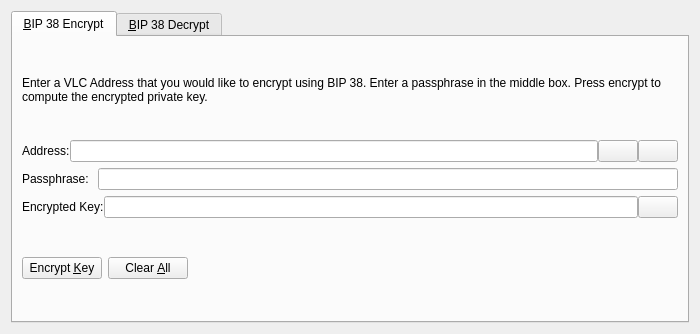
Above: src/qt/forms/bip38tooldialog.ui from Jeean007/Vulcoin before the change. Below: the same form after it.
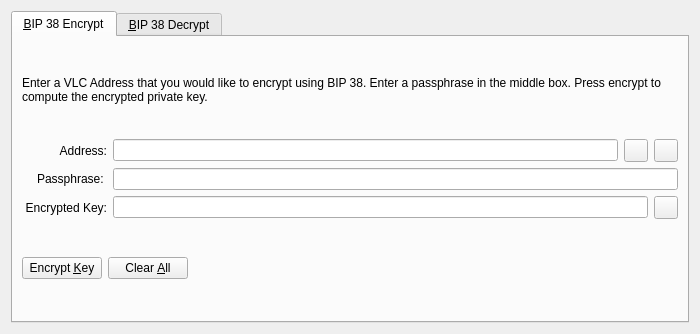
That is the form after the change. The open tabs and pages were chosen to show the change. Icons and pictures are not drawn. Custom widgets are drawn as their Qt base class.

```diff
--- a/src/qt/forms/bip38tooldialog.ui
+++ b/src/qt/forms/bip38tooldialog.ui
@@ -42,11 +42,17 @@
        </item>
        <item>
         <layout class="QHBoxLayout" name="horizontalLayout_1_ENC">
-         <property name="spacing">
-          <number>0</number>
-         </property>
          <item>
           <widget class="QLabel" name="label_5">
+           <property name="alignment">
+            <set>Qt::AlignRight|Qt::AlignTrailing|Qt::AlignVCenter</set>
+           </property>
+           <property name="minimumSize">
+            <size>
+             <width>85</width>
+             <height>0</height>
+            </size>
+           </property>
            <property name="text">
             <string>Address:</string>
            </property>
@@ -60,7 +66,7 @@
           </widget>
          </item>
          <item>
-          <widget class="QPushButton" name="addressBookButton_ENC">
+          <widget class="QToolButton" name="addressBookButton_ENC">
            <property name="toolTip">
             <string>Choose previously used address</string>
            </property>
@@ -74,13 +80,10 @@
            <property name="shortcut">
             <string>Alt+A</string>
            </property>
-           <property name="autoDefault">
-            <bool>false</bool>
-           </property>
           </widget>
          </item>
          <item>
-          <widget class="QPushButton" name="pasteButton_ENC">
+          <widget class="QToolButton" name="pasteButton_ENC">
            <property name="toolTip">
             <string>Paste address from clipboard</string>
            </property>
@@ -94,9 +97,6 @@
            <property name="shortcut">
             <string>Alt+P</string>
            </property>
-           <property name="autoDefault">
-            <bool>false</bool>
-           </property>
           </widget>
          </item>
         </layout>
@@ -105,6 +105,15 @@
         <layout class="QHBoxLayout" name="horizontalLayout_5">
          <item>
           <widget class="QLabel" name="label_6">
+           <property name="alignment">
+            <set>Qt::AlignRight|Qt::AlignTrailing|Qt::AlignVCenter</set>
+           </property>
+           <property name="minimumSize">
+            <size>
+             <width>85</width>
+             <height>0</height>
+            </size>
+           </property>
            <property name="text">
             <string>Passphrase: </string>
            </property>
@@ -121,11 +130,17 @@
        </item>
        <item>
         <layout class="QHBoxLayout" name="horizontalLayout_2_ENC">
-         <property name="spacing">
-          <number>0</number>
-         </property>
          <item>
           <widget class="QLabel" name="encryptedKeyLabel_ENC">
+           <property name="alignment">
+            <set>Qt::AlignRight|Qt::AlignTrailing|Qt::AlignVCenter</set>
+           </property>
+           <property name="minimumSize">
+            <size>
+             <width>85</width>
+             <height>0</height>
+            </size>
+           </property>
            <property name="text">
             <string>Encrypted Key:</string>
            </property>
@@ -147,7 +162,7 @@
           </widget>
          </item>
          <item>
-          <widget class="QPushButton" name="copyKeyButton_ENC">
+          <widget class="QToolButton" name="copyKeyButton_ENC">
            <property name="toolTip">
             <string>Copy the current signature to the system clipboard</string>
            </property>
@@ -158,9 +173,6 @@
             <iconset resource="../vulcoin.qrc">
              <normaloff>:/icons/editcopy</normaloff>:/icons/editcopy</iconset>
            </property>
-           <property name="autoDefault">
-            <bool>false</bool>
-           </property>
           </widget>
          </item>
         </layout>
```
Left out of the diff: 50 changed lines with no effect on the pictures.
